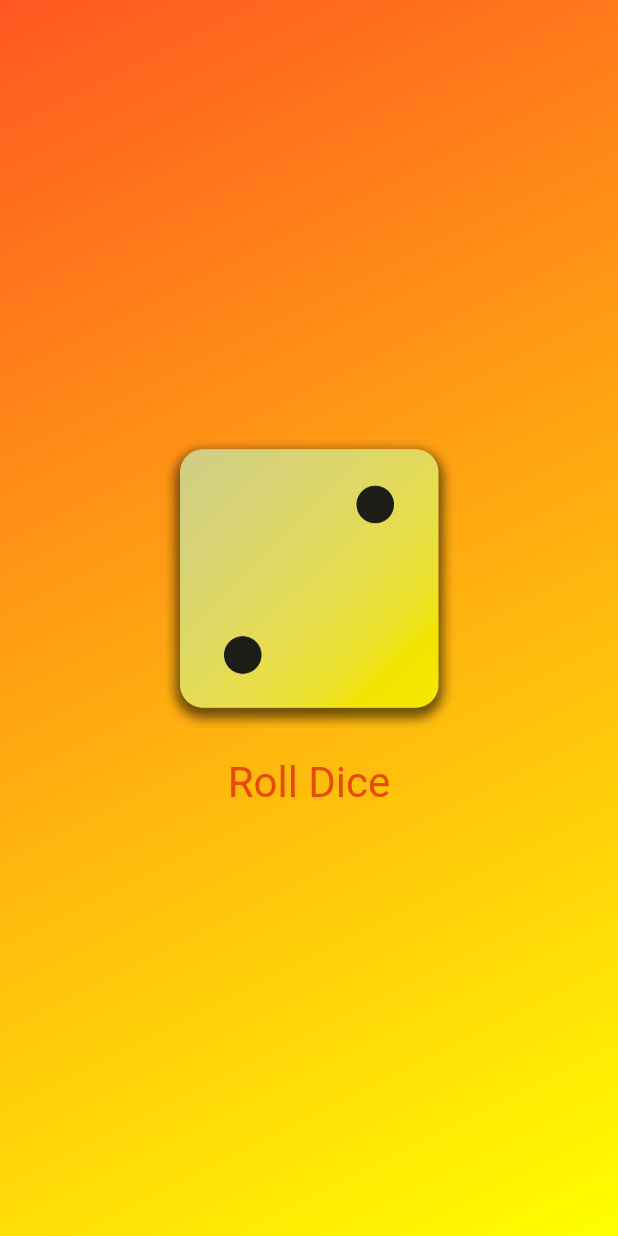
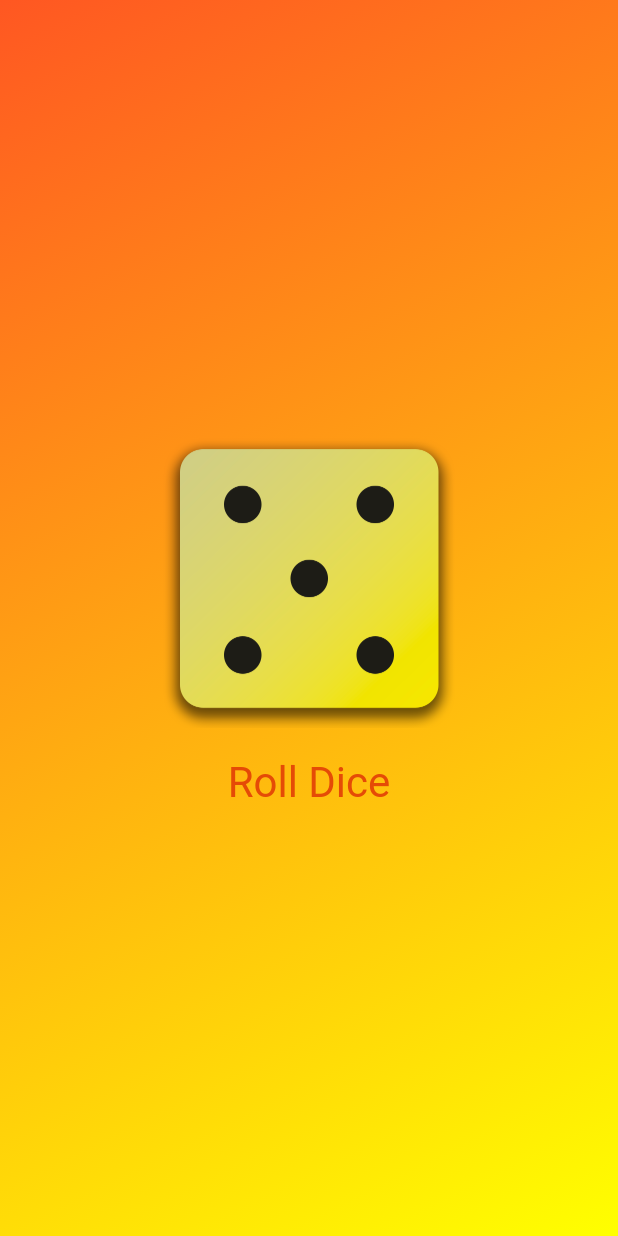
Before and after one commit to QueenChangge/first_app, a Flutter app: the screen it shows after launch, after a tap on "Roll Dice", on a phone screen of 412 x 824 dp. Run offline on Flutter 3.47's test engine with Material 2 defaults, Android fonts, the phone set to English and light mode, and no system bars.

Commit message:
finish dice roll

```diff
--- /dev/null
+++ b/lib/dice_roller.dart
@@ -0,0 +1,41 @@
+import 'dart:math';
+import 'package:flutter/material.dart';
+
+class DiceRoller extends StatefulWidget {
+  const DiceRoller({super.key});
+
+  @override
+  State<DiceRoller> createState() {
+    return _DiceRollerState(); //eksekusi konstruktor function dari dice roller state yang mana udah disediain sama dart
+  }
+}
+
+class _DiceRollerState extends State<DiceRoller> {
+  // var activeDiceImage = 'assets/images/dice-1.png';
+  var currentDiceRoll = 1;
+  void rollDice() {
+    setState(() {
+      //print('cekk');
+      currentDiceRoll =
+          Random().nextInt(6) + 1; // 0 <= x < 6 terus jadi 1 <= x < 7
+    });
+  }
+
+  @override
+  Widget build(context) {
+    return Column(mainAxisSize: MainAxisSize.min, children: [
+      Image.asset(
+        'assets/images/dice-$currentDiceRoll.png',
+        width: 200,
+      ),
+      TextButton(
+        onPressed: rollDice,
+        style: TextButton.styleFrom(
+            padding: const EdgeInsets.only(top: 20),
+            foregroundColor: const Color.fromARGB(233, 226, 64, 5),
+            textStyle: const TextStyle(fontSize: 28)),
+        child: const Text('Roll Dice'), //rekomen const text taruh di last
+      )
+    ]);
+  }
+}
--- a/lib/gradient_container.dart
+++ b/lib/gradient_container.dart
@@ -1,24 +1,20 @@
 // ========== MY PRACTICE
+import 'package:first_app/dice_roller.dart';
 import 'package:flutter/material.dart';
 //import 'package:first_app/styletext_container.dart';
 
 // classnya ini nanti bisa dipanggil sama void main
 class GradientContainer extends StatelessWidget {
-  GradientContainer(this.theColors, this.theColors2,
+  const GradientContainer(this.theColors,
+      this.theColors2, // const ditambah karena variabel dah ilang
       {super.key}); //adalah jenis konstruktor biasa
 
   // kita bisa juga menambah konstruktor manual
-  GradientContainer.blue({super.key})
+  const GradientContainer.blue({super.key})
       : theColors = Colors.lightBlue,
         theColors2 = Colors.blueAccent;
 
   final Color theColors, theColors2;
-
-  var activeDiceImage = 'assets/images/dice-2.png';
-  void rollDice() {
-    activeDiceImage = 'assets/images/dice-4.png';
-    print('change image');
-  }
 
   @override
   Widget build(context) {
@@ -30,21 +26,8 @@ class GradientContainer extends StatelessWidget {
             end: Alignment.bottomRight),
       ),
       // child: const Center(child: StyleTextContainer('Coba Dunk')),
-      child: Center(
-        child: Column(mainAxisSize: MainAxisSize.min, children: [
-          Image.asset(
-            activeDiceImage,
-            width: 200,
-          ),
-          TextButton(
-            onPressed: rollDice,
-            style: TextButton.styleFrom(
-                padding: const EdgeInsets.only(top: 20),
-                foregroundColor: const Color.fromARGB(233, 226, 64, 5),
-                textStyle: const TextStyle(fontSize: 28)),
-            child: const Text('Roll Dice'), //rekomen const text taruh di last
-          )
-        ]),
+      child: const Center(
+        child: DiceRoller(),
       ),
     );
   }
--- a/lib/main.dart
+++ b/lib/main.dart
@@ -5,7 +5,7 @@ import 'package:first_app/gradient_container.dart';
 void main() {
   //fungsi yang ke run otomatis
   runApp(
-    MaterialApp(
+    const MaterialApp(
       home: Scaffold(
         body: GradientContainer(
           Colors.deepOrange,
```
